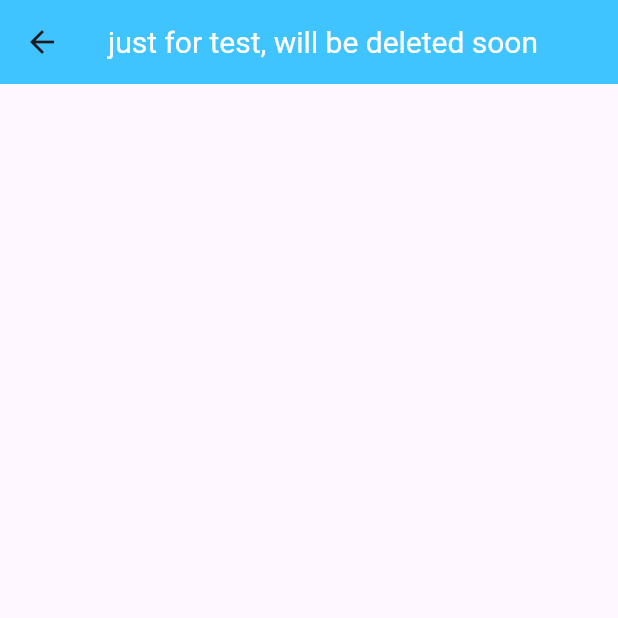
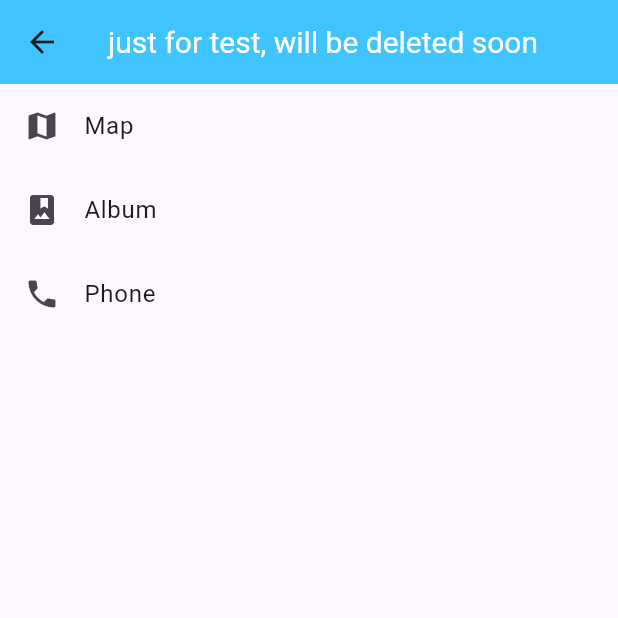
Before and after one commit to Siemens2013/Azamatjonaka, a Flutter app: the JustForTest screen opened directly, on a phone screen of 412 x 824 dp, the top half of it. Run offline on Flutter 3.47's test engine with Material 3 defaults, Android fonts, the phone set to English and light mode, and no system bars; missing offline and left inert: dart:ffi.

Commit message:
Learning listview

```diff
--- a/lib/JustForTest.dart
+++ b/lib/JustForTest.dart
@@ -12,6 +12,25 @@ class _JustForTestState extends State<JustForTest> {
   Widget build(BuildContext context) {
     return Scaffold(appBar: AppBar(title: Text(widget.appbartxt,  textAlign: TextAlign.center,
       style: TextStyle(fontSize: 20, color: Colors.white),),
-      centerTitle: true, backgroundColor: Colors.lightBlueAccent,),);
+      centerTitle: true, backgroundColor: Colors.lightBlueAccent,),
+
+        body: ListView(
+    children: const <Widget>[
+            ListTile(
+              leading: Icon(Icons.map),
+              title: Text('Map'),
+    ),
+              ListTile(
+                leading: Icon(Icons.photo_album),
+                 title: Text('Album'),
+    ),
+            ListTile(
+                leading: Icon(Icons.phone),
+              title: Text('Phone'),
+    ),
+    ],
+
+        ),
+    );
   }
 }
```
